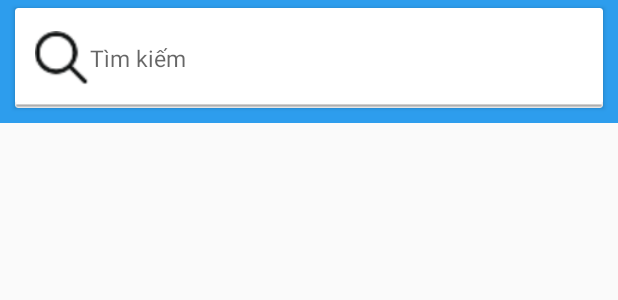
After one commit to kunpark168/app, an Android app: the layout activity_product_list.xml on its own in the app's theme, with its tools: preview values and no code run, on a phone screen of 412 x 824 dp. The commit adds this screen. Shown: the top 300 px of the screen. Run offline under Robolectric (Android 15) with nearby library versions, the phone set to English and light mode, and no system bars.

Commit message:
Coding 9/5/2017

```diff
--- a/app/src/main/AndroidManifest.xml
+++ b/app/src/main/AndroidManifest.xml
@@ -51,9 +51,9 @@
             android:label="----------------------------------------"
             android:theme="@style/DialogNoActionBar" />
         <activity
-            android:windowSoftInputMode="adjustPan"
-            android:name=".search_user.view.SearchStoreActivity">
-        </activity>
+            android:name=".search_user.view.SearchStoreActivity"
+            android:windowSoftInputMode="adjustPan"></activity>
+        <activity android:name=".product_list.view.ProductListActivity"></activity>
     </application>
 
 </manifest>
--- a/app/src/main/java/com/example/win81version2/orderdrink/category/model/CategorySubmitter.java
+++ b/app/src/main/java/com/example/win81version2/orderdrink/category/model/CategorySubmitter.java
@@ -19,6 +19,6 @@ public class CategorySubmitter  {
         Category category = new Category(idCategory, categoryName, sumProduct, timeCreate);
         HashMap<String, Object> myMap = new HashMap<>();
         myMap = category.putMap();
-        mData.child(Constain.STORES).child(idStore).child(Constain.PRODUCTS).child(idCategory).setValue(myMap);
+        mData.child(Constain.STORES).child(idStore).child(Constain.CATEGORY).child(idCategory).setValue(myMap);
     }
 }
--- a/app/src/main/java/com/example/win81version2/orderdrink/search_user/view/SearchStoreActivity.java
+++ b/app/src/main/java/com/example/win81version2/orderdrink/search_user/view/SearchStoreActivity.java
@@ -9,6 +9,7 @@ import android.widget.AutoCompleteTextView;
 import com.example.win81version2.orderdrink.R;
 import com.example.win81version2.orderdrink.search_user.model.SearchStore;
 import com.example.win81version2.orderdrink.search_user.model.SearchStoreAdapter;
+import com.example.win81version2.orderdrink.utility.Constain;
 import com.google.firebase.database.DatabaseReference;
 import com.google.firebase.database.FirebaseDatabase;
 
@@ -22,6 +23,7 @@ public class SearchStoreActivity extends AppCompatActivity implements TextWatche
     private int viewResourceId;
     private DatabaseReference mData;
     private SearchStoreAdapter adapter;
+    private double loUser, laUser;
 
     @Override
     protected void onCreate(Bundle savedInstanceState) {
@@ -39,11 +41,13 @@ public class SearchStoreActivity extends AppCompatActivity implements TextWatche
         arrSearch = new ArrayList<>();
         initInfo();
         viewResourceId = R.layout.item_search;
-        adapter = new SearchStoreAdapter(this, viewResourceId, arrSearch);
+        adapter = new SearchStoreAdapter(this, viewResourceId, arrSearch, loUser, laUser);
         edtSearch.setAdapter(adapter);
     }
     private void initInfo() {
         arrSearch = getIntent().getParcelableArrayListExtra("search");
+        loUser = getIntent().getDoubleExtra(Constain.LO, 0);
+        laUser = getIntent().getDoubleExtra(Constain.LA, 0);
     }
 
     @Override
--- a/app/src/main/java/com/example/win81version2/orderdrink/store_list/model/StoreListViewHolder.java
+++ b/app/src/main/java/com/example/win81version2/orderdrink/store_list/model/StoreListViewHolder.java
@@ -3,6 +3,7 @@ package com.example.win81version2.orderdrink.store_list.model;
 import android.support.v7.widget.CardView;
 import android.support.v7.widget.RecyclerView;
 import android.view.View;
+import android.widget.Button;
 import android.widget.ImageView;
 import android.widget.LinearLayout;
 import android.widget.TextView;
@@ -19,6 +20,7 @@ public class StoreListViewHolder extends RecyclerView.ViewHolder {
     public ImageView imgHeart, imgPhotoStore;
     public LinearLayout linearLayout;
     public CardView cardView;
+    public Button btnCallnow, btnViewOrder;
 
     public StoreListViewHolder(View itemView) {
         super(itemView);
@@ -30,6 +32,8 @@ public class StoreListViewHolder extends RecyclerView.ViewHolder {
         txtDistance = (TextView) itemView.findViewById(R.id.txtDistance);
         linearLayout = (LinearLayout) itemView.findViewById(R.id.layoutInfo);
         cardView = (CardView) itemView.findViewById(R.id.cardView);
+        btnCallnow = (Button) itemView.findViewById(R.id.btnCallNow);
+        btnViewOrder = (Button) itemView.findViewById(R.id.btnViewOrder);
 
         imgHeart = (ImageView) itemView.findViewById(R.id.imgHeart);
         imgPhotoStore = (ImageView) itemView.findViewById(R.id.imgPhotoStore_itemStore);
--- a/app/src/main/java/com/example/win81version2/orderdrink/store_list/view/Store_List_Fragment.java
+++ b/app/src/main/java/com/example/win81version2/orderdrink/store_list/view/Store_List_Fragment.java
@@ -49,7 +49,7 @@ public class Store_List_Fragment extends BaseFragment {
     private void addControls() {
         mData = FirebaseDatabase.getInstance().getReference();
         arrStore = new ArrayList<>();
-        adapter = new StoreListAdapter(arrStore, this, idUser);
+        adapter = new StoreListAdapter(arrStore, this, idUser, getContext());
         adapter.setEmailUser(emailUser);
 
     }
--- a/app/src/main/java/com/example/win81version2/orderdrink/utility/Constain.java
+++ b/app/src/main/java/com/example/win81version2/orderdrink/utility/Constain.java
@@ -39,6 +39,7 @@ public class Constain {
     public static final String ORDER_SCHEDULE = "orderSchedule";
     //Product
     public static final String PRODUCTS = "products";
+    public static final String CATEGORY = "Categories";
     public static final String ID_CATEGORY = "idCategory";
     public static final String CATEGORY_NAME = "categoryName";
     public static final String SUM_PRODUCT = "sumProduct";
--- a/app/src/main/res/layout/activity_main.xml
+++ b/app/src/main/res/layout/activity_main.xml
@@ -3,7 +3,7 @@
     xmlns:app="http://schemas.android.com/apk/res-auto"
     xmlns:tools="http://schemas.android.com/tools"
     android:orientation="vertical"
-    android:background="@drawable/bg_main"
+    android:background="@drawable/flash"
     android:layout_width="match_parent"
     android:layout_height="match_parent"
     android:fitsSystemWindows="true"
--- /dev/null
+++ b/app/src/main/res/layout/activity_product_list.xml
@@ -0,0 +1,65 @@
+<?xml version="1.0" encoding="utf-8"?>
+<LinearLayout xmlns:android="http://schemas.android.com/apk/res/android"
+    xmlns:app="http://schemas.android.com/apk/res-auto"
+    xmlns:tools="http://schemas.android.com/tools"
+    android:layout_width="match_parent"
+    android:layout_height="match_parent"
+    tools:context="com.example.win81version2.orderdrink.product_list.view.ProductListActivity">
+    <LinearLayout
+        android:weightSum="10"
+        android:orientation="vertical"
+        android:layout_width="match_parent"
+        android:layout_height="match_parent">
+        // ActionBar 1
+        <LinearLayout
+            android:background="@color/colorPrimaryDark"
+            android:layout_weight="1"
+            android:layout_width="match_parent"
+            android:layout_height="0dp">
+            <android.support.v7.widget.CardView
+                android:layout_marginTop="5dp"
+                android:layout_marginLeft="10dp"
+                android:layout_marginRight="10dp"
+                android:layout_marginBottom="10dp"
+                android:layout_width="match_parent"
+                android:layout_height="match_parent">
+                <LinearLayout
+                    android:id="@+id/layoutSearch"
+                    android:background="@drawable/bg_edittext"
+                    android:weightSum="10"
+                    android:orientation="horizontal"
+                    android:layout_width="match_parent"
+                    android:layout_height="match_parent">
+                    <ImageView
+                        android:id="@+id/imgSearchLabel"
+                        android:layout_marginLeft="12dp"
+                        android:layout_marginBottom="15dp"
+                        android:layout_marginTop="15dp"
+                        android:src="@drawable/search_black"
+                        android:layout_weight="1"
+                        android:layout_width="0dp"
+                        android:layout_height="match_parent" />
+                    <TextView
+                        android:id="@+id/txtSearch"
+                        android:gravity="center_vertical"
+                        android:textSize="15dp"
+                        android:layout_weight="9"
+                        android:hint="Tìm kiếm"
+                        android:layout_width="0dp"
+                        android:layout_height="match_parent" />
+                </LinearLayout>
+            </android.support.v7.widget.CardView>
+        </LinearLayout>
+        //content_main
+        <LinearLayout
+            android:layout_weight="9"
+            android:layout_width="match_parent"
+            android:layout_height="0dp">
+           <android.support.v7.widget.RecyclerView
+               android:id="@+id/recyclerProduct"
+               android:layout_width="match_parent"
+               android:layout_height="match_parent">
+           </android.support.v7.widget.RecyclerView>
+        </LinearLayout>
+    </LinearLayout>
+</LinearLayout>
--- a/app/src/main/res/layout/item_search.xml
+++ b/app/src/main/res/layout/item_search.xml
@@ -40,17 +40,17 @@
                 android:layout_width="match_parent"
                 android:layout_height="0dp" >
                 <TextView
-                    android:text="Tổng cộng : "
+                    android:text="Cách đây : "
                     android:layout_width="wrap_content"
                     android:layout_height="match_parent" />
                 <TextView
-                    android:id="@+id/txtSumProduct_itemsearch"
+                    android:id="@+id/txtDistance_itemsearch"
                     android:maxLines="1"
                     android:text="165"
                     android:layout_width="wrap_content"
                     android:layout_height="match_parent" />
                 <TextView
-                    android:text=" Sản phẩm"
+                    android:text=" Km"
                     android:layout_width="wrap_content"
                     android:layout_height="match_parent" />
             </LinearLayout>
```
Also changed, not shown: app/src/main/java/com/example/win81version2/orderdrink/main/view/MainStoreActivity.java (+19 -10 lines), app/src/main/java/com/example/win81version2/orderdrink/main/view/MainUserActivity.java (+13 -2 lines), app/src/main/java/com/example/win81version2/orderdrink/product_list/view/ProductListActivity.java (added, +15 -0 lines), app/src/main/java/com/example/win81version2/orderdrink/product_list/view/Product_List_Fragment.java (deleted, +0 -30 lines), app/src/main/java/com/example/win81version2/orderdrink/search_user/model/SearchStore.java (+21 -9 lines), app/src/main/java/com/example/win81version2/orderdrink/search_user/model/SearchStoreAdapter.java (+41 -5 lines), app/src/main/java/com/example/win81version2/orderdrink/store_list/model/StoreListAdapter.java (+29 -7 lines), app/src/main/res/layout/fragment_product__list_.xml (deleted, +0 -7 lines), app/src/main/res/drawable/flash.png (added).
